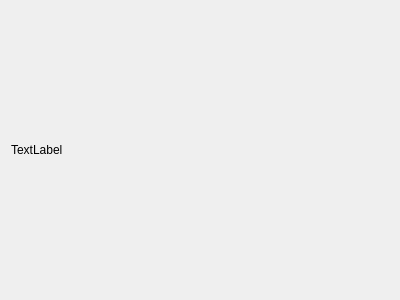
First picture: the form in about.ui, repository MiBeloz/HW-qt7-4, before the edit.
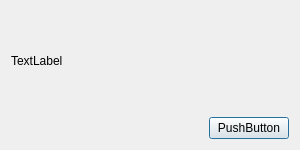
Second picture: the form after the edit.

Commit message: some fix mainwindow, added about

What changed in the file:
```diff
--- a/about.ui
+++ b/about.ui
@@ -6,21 +6,41 @@
    <rect>
     <x>0</x>
     <y>0</y>
-    <width>400</width>
-    <height>300</height>
+    <width>300</width>
+    <height>150</height>
    </rect>
   </property>
   <property name="windowTitle">
    <string>Dialog</string>
   </property>
-  <layout class="QVBoxLayout" name="verticalLayout">
-   <item>
+  <layout class="QGridLayout" name="gridLayout">
+   <item row="1" column="0">
+    <spacer name="hSp_pb_OK">
+     <property name="orientation">
+      <enum>Qt::Horizontal</enum>
+     </property>
+     <property name="sizeHint" stdset="0">
+      <size>
+       <width>40</width>
+       <height>20</height>
+      </size>
+     </property>
+    </spacer>
+   </item>
+   <item row="0" column="0" colspan="2">
     <widget class="QLabel" name="lb_about">
      <property name="text">
       <string>TextLabel</string>
      </property>
     </widget>
    </item>
+   <item row="1" column="1">
+    <widget class="QPushButton" name="pb_OK">
+     <property name="text">
+      <string>PushButton</string>
+     </property>
+    </widget>
+   </item>
   </layout>
  </widget>
  <resources/>
```
The commit also changes 7 other files.
